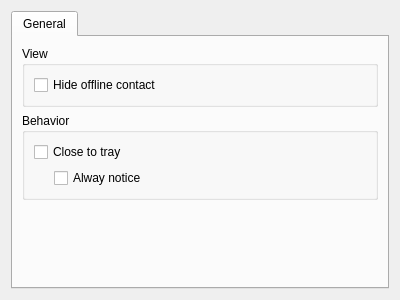
chloerei/qtalk, file app/PrefGeneral.ui: the form before one commit.
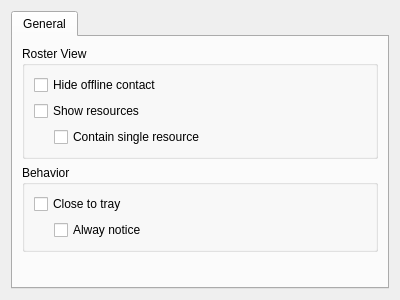
The form after the commit.

Commit message: let roster view cant show/hide resource.

What changed in the file:
```diff
--- a/app/PrefGeneral.ui
+++ b/app/PrefGeneral.ui
@@ -27,7 +27,7 @@
        <item row="0" column="0">
         <widget class="QGroupBox" name="groupBox">
          <property name="title">
-          <string>View</string>
+          <string>Roster View</string>
          </property>
          <layout class="QGridLayout" name="gridLayout_2">
           <item row="0" column="0">
@@ -37,6 +37,40 @@
             </property>
            </widget>
           </item>
+          <item row="1" column="0">
+           <widget class="QCheckBox" name="showResourcesCheckBox">
+            <property name="text">
+             <string>Show resources</string>
+            </property>
+           </widget>
+          </item>
+          <item row="2" column="0">
+           <layout class="QHBoxLayout" name="horizontalLayout_2">
+            <item>
+             <spacer name="horizontalSpacer_2">
+              <property name="orientation">
+               <enum>Qt::Horizontal</enum>
+              </property>
+              <property name="sizeType">
+               <enum>QSizePolicy::Preferred</enum>
+              </property>
+              <property name="sizeHint" stdset="0">
+               <size>
+                <width>20</width>
+                <height>20</height>
+               </size>
+              </property>
+             </spacer>
+            </item>
+            <item>
+             <widget class="QCheckBox" name="showSingleResourceCheckBox">
+              <property name="text">
+               <string>Contain single resource</string>
+              </property>
+             </widget>
+            </item>
+           </layout>
+          </item>
          </layout>
         </widget>
        </item>
```
Left out of the diff: 19 changed lines with no effect on the pictures. The commit also changes 8 other files.
